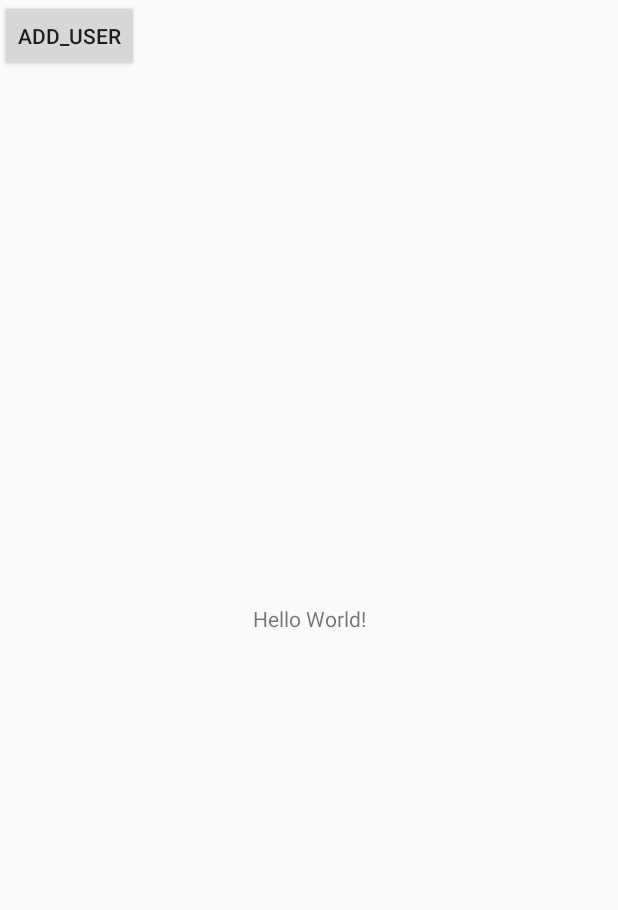
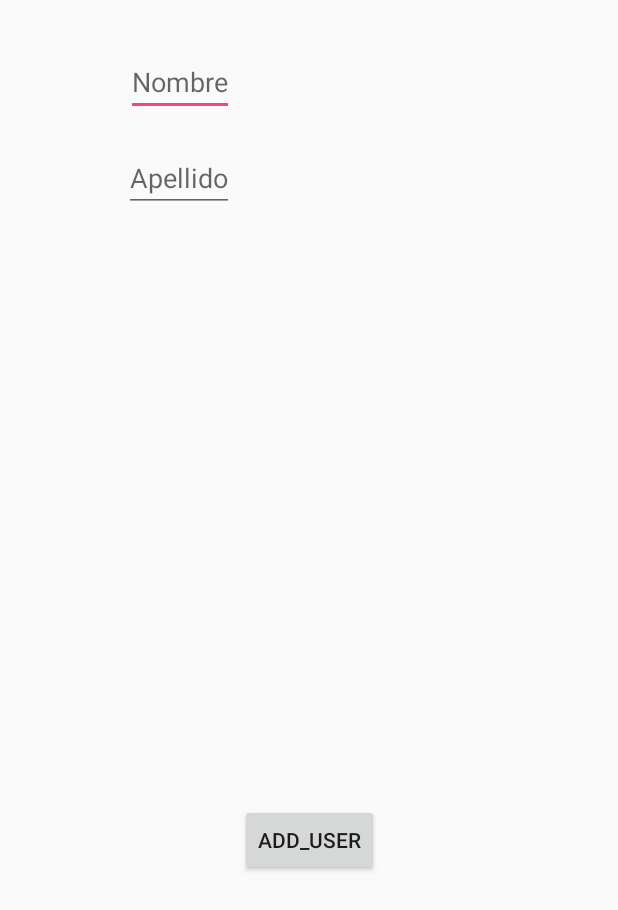
Before and after one commit to restriglio/CookieCutter, an Android app: the layout activity_main.xml on its own in the app's theme, with its tools: preview values and no code run, on a phone screen of 412 x 824 dp. Shown: the top 910 px of the screen. Run offline under Robolectric (Android 15) with nearby library versions, the light colour scheme and no system bars.

Commit message:
Added Dagger 2 usage

```diff
--- a/app/src/main/java/com/example/raulstriglio/livedataroompoc/App.java
+++ b/app/src/main/java/com/example/raulstriglio/livedataroompoc/App.java
@@ -2,6 +2,7 @@ package com.example.raulstriglio.livedataroompoc;
 
 import android.app.Activity;
 import android.app.Application;
+
 
 import com.example.raulstriglio.livedataroompoc.di.components.DaggerAppComponent;
 
@@ -36,4 +37,5 @@ public class App extends Application  implements HasActivityInjector {
     public AndroidInjector<Activity> activityInjector() {
         return activityDispatchingAndroidInjector;
     }
+
 }
--- a/app/src/main/java/com/example/raulstriglio/livedataroompoc/di/modules/MainActivityModule.java
+++ b/app/src/main/java/com/example/raulstriglio/livedataroompoc/di/modules/MainActivityModule.java
@@ -1,4 +1,6 @@
 package com.example.raulstriglio.livedataroompoc.di.modules;
+
+import com.example.raulstriglio.livedataroompoc.db.entities.User;
 
 import dagger.Module;
 
@@ -9,5 +11,4 @@ import dagger.Module;
 @Module
 public class MainActivityModule {
 
-
 }
--- a/app/src/main/res/layout/activity_main.xml
+++ b/app/src/main/res/layout/activity_main.xml
@@ -6,20 +6,51 @@
     android:layout_height="match_parent"
     tools:context="com.example.raulstriglio.livedataroompoc.activity.MainActivity">
 
-    <TextView
-        android:id="@+id/db_info"
+    <EditText
+        android:id="@+id/et_name"
         android:layout_width="wrap_content"
         android:layout_height="wrap_content"
-        android:text="Hello World!"
-        app:layout_constraintBottom_toBottomOf="parent"
-        app:layout_constraintLeft_toLeftOf="parent"
-        app:layout_constraintRight_toRightOf="parent"
+        android:layout_marginEnd="256dp"
+        android:layout_marginTop="32dp"
+        android:hint="Nombre"
+        app:layout_constraintEnd_toEndOf="parent"
+        app:layout_constraintTop_toTopOf="parent" />
+
+
+    <EditText
+        android:id="@+id/et_last_name"
+        android:layout_width="wrap_content"
+        android:layout_height="wrap_content"
+        android:layout_marginEnd="256dp"
+        android:layout_marginTop="96dp"
+        android:hint="Apellido"
+        app:layout_constraintEnd_toEndOf="parent"
         app:layout_constraintTop_toTopOf="parent" />
 
     <Button
         android:id="@+id/add_user"
         android:layout_width="wrap_content"
         android:layout_height="wrap_content"
-        android:text="add_user"/>
+        android:layout_marginBottom="240dp"
+        android:layout_marginEnd="8dp"
+        android:layout_marginStart="8dp"
+        android:text="add_user"
+        app:layout_constraintBottom_toBottomOf="parent"
+        app:layout_constraintEnd_toEndOf="parent"
+        app:layout_constraintStart_toStartOf="parent" />
+
+    <TextView
+        android:id="@+id/names_list"
+        android:layout_width="wrap_content"
+        android:layout_height="wrap_content"
+        android:layout_marginBottom="8dp"
+        android:layout_marginEnd="8dp"
+        android:layout_marginStart="8dp"
+        android:layout_marginTop="8dp"
+        app:layout_constraintBottom_toBottomOf="parent"
+        app:layout_constraintEnd_toEndOf="parent"
+        app:layout_constraintHorizontal_bias="0.501"
+        app:layout_constraintStart_toStartOf="parent"
+        app:layout_constraintTop_toBottomOf="@+id/add_user" />
 
 </android.support.constraint.ConstraintLayout>
--- a/mvvm/src/main/java/com/example/modelviewviewmodel/view/BaseView.java
+++ b/mvvm/src/main/java/com/example/modelviewviewmodel/view/BaseView.java
@@ -14,7 +14,7 @@ public abstract class BaseView {
 
     protected WeakReference<BaseActivity> mBaseActivity;
     public BaseView(BaseActivity baseActivity){
-        mBaseActivity = new WeakReference<BaseActivity>(baseActivity);
+        mBaseActivity = new WeakReference<>(baseActivity);
     }
 
     protected void initLiveData(){
--- a/mvvm/src/main/java/com/example/modelviewviewmodel/viewmodel/BaseViewModel.java
+++ b/mvvm/src/main/java/com/example/modelviewviewmodel/viewmodel/BaseViewModel.java
@@ -14,6 +14,6 @@ public abstract class BaseViewModel extends AndroidViewModel {
     }
 
 
-    public abstract void createDb();
+    public abstract void initializeData();
 
 }
```
Also changed, not shown: app/build.gradle (+8 -11 lines), app/src/main/java/com/example/raulstriglio/livedataroompoc/activity/MainActivity.java (+7 -6 lines), app/src/main/java/com/example/raulstriglio/livedataroompoc/db/DatabaseInitializer.java (+7 -7 lines), app/src/main/java/com/example/raulstriglio/livedataroompoc/di/modules/AppModule.java (+31 -1 lines), app/src/main/java/com/example/raulstriglio/livedataroompoc/modelview/MainViewModel.java (deleted, +0 -55 lines), app/src/main/java/com/example/raulstriglio/livedataroompoc/repositories/UserRepository.java (added, +63 -0 lines), app/src/main/java/com/example/raulstriglio/livedataroompoc/view/MainView.java (+25 -12 lines), app/src/main/java/com/example/raulstriglio/livedataroompoc/viewmodel/MainViewModel.java (added, +43 -0 lines), app/src/main/java/com/example/raulstriglio/livedataroompoc/viewmodel/ViewModelFactory.java (added, +30 -0 lines), mvp/build.gradle (+2 -7 lines), mvvm/build.gradle (+10 -15 lines), mvvm/src/main/java/com/example/modelviewviewmodel/repository/BaseRepository.java (added, +11 -0 lines).
